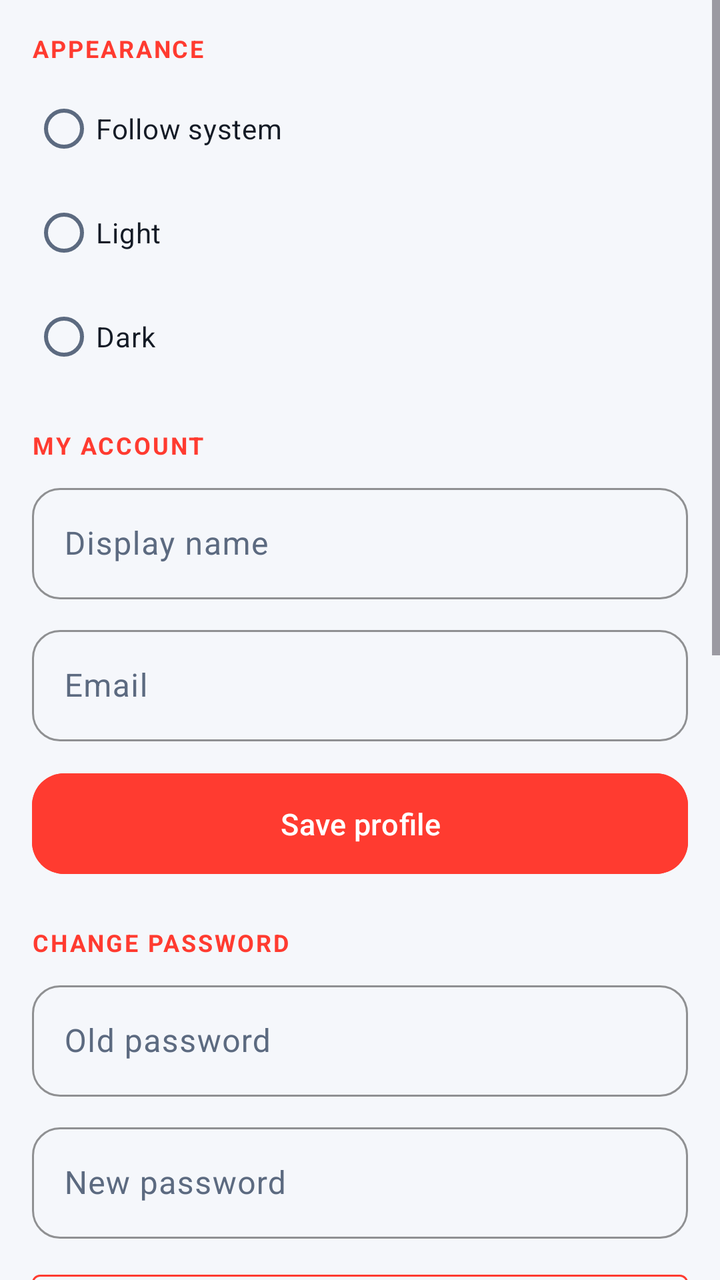
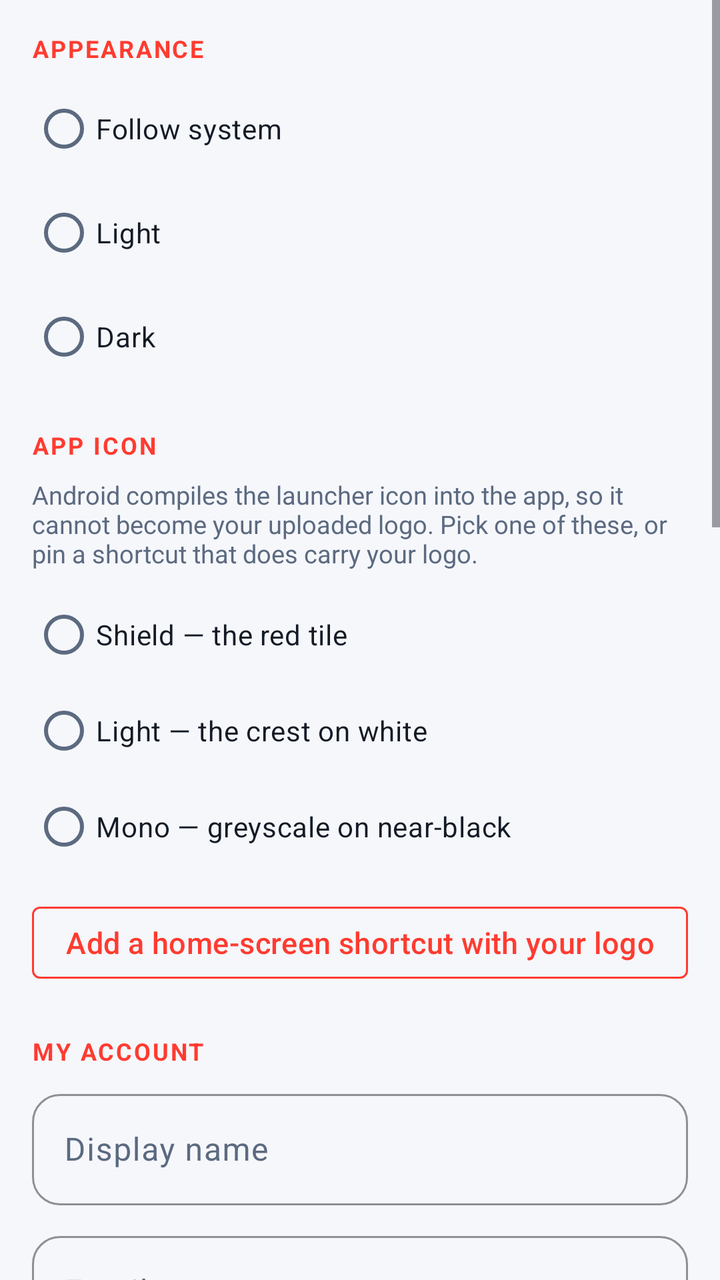

The first picture is an Android layout as it rendered before a commit; the second is the same layout after the commit. The layout source and the unified diff follow.
<!-- AndroidManifest.xml: application theme Theme.ItGuyAssets -->
<!-- res/layout/fragment_settings.xml -->
<?xml version="1.0" encoding="utf-8"?>
<ScrollView xmlns:android="http://schemas.android.com/apk/res/android"
    android:layout_width="match_parent"
    android:layout_height="match_parent"
    android:background="@color/bg">

    <LinearLayout
        android:layout_width="match_parent"
        android:layout_height="wrap_content"
        android:orientation="vertical"
        android:padding="16dp">

        <TextView style="@style/SectionLabel" android:text="APPEARANCE" android:layout_marginTop="0dp" />
        <RadioGroup
            android:id="@+id/themeGroup"
            android:layout_width="match_parent"
            android:layout_height="wrap_content"
            android:orientation="vertical">
            <RadioButton
                android:id="@+id/themeSystem"
                android:layout_width="match_parent"
                android:layout_height="wrap_content"
                android:text="Follow system"
                android:textColor="@color/text"
                android:buttonTint="@color/accent" />
            <RadioButton
                android:id="@+id/themeLight"
                android:layout_width="match_parent"
                android:layout_height="wrap_content"
                android:layout_marginTop="4dp"
                android:text="Light"
                android:textColor="@color/text"
                android:buttonTint="@color/accent" />
            <RadioButton
                android:id="@+id/themeDark"
                android:layout_width="match_parent"
                android:layout_height="wrap_content"
                android:layout_marginTop="4dp"
                android:text="Dark"
                android:textColor="@color/text"
                android:buttonTint="@color/accent" />
        </RadioGroup>

        <TextView style="@style/SectionLabel" android:text="MY ACCOUNT" />
        <com.google.android.material.textfield.TextInputLayout style="@style/DarkInputLayout" android:layout_width="match_parent" android:layout_height="wrap_content" android:hint="Display name">
            <com.google.android.material.textfield.TextInputEditText android:id="@+id/displayInput" android:layout_width="match_parent" android:layout_height="wrap_content" android:textColor="@color/text" />
        </com.google.android.material.textfield.TextInputLayout>
        <com.google.android.material.textfield.TextInputLayout style="@style/DarkInputLayout" android:layout_width="match_parent" android:layout_height="wrap_content" android:layout_marginTop="10dp" android:hint="Email">
            <com.google.android.material.textfield.TextInputEditText android:id="@+id/emailInput" android:layout_width="match_parent" android:layout_height="wrap_content" android:textColor="@color/text" />
        </com.google.android.material.textfield.TextInputLayout>
        <com.google.android.material.button.MaterialButton android:id="@+id/saveProfileBtn" android:layout_width="match_parent" android:layout_height="wrap_content" android:layout_marginTop="12dp" android:backgroundTint="@color/accent" android:text="Save profile" />

        <TextView style="@style/SectionLabel" android:text="CHANGE PASSWORD" />
        <com.google.android.material.textfield.TextInputLayout style="@style/DarkInputLayout" android:layout_width="match_parent" android:layout_height="wrap_content" android:hint="Old password">
            <com.google.android.material.textfield.TextInputEditText android:id="@+id/oldPassInput" android:layout_width="match_parent" android:layout_height="wrap_content" android:inputType="textPassword" android:textColor="@color/text" />
        </com.google.android.material.textfield.TextInputLayout>
        <com.google.android.material.textfield.TextInputLayout style="@style/DarkInputLayout" android:layout_width="match_parent" android:layout_height="wrap_content" android:layout_marginTop="10dp" android:hint="New password">
            <com.google.android.material.textfield.TextInputEditText android:id="@+id/newPassInput" android:layout_width="match_parent" android:layout_height="wrap_content" android:inputType="textPassword" android:textColor="@color/text" />
        </com.google.android.material.textfield.TextInputLayout>
        <com.google.android.material.button.MaterialButton android:id="@+id/changePassBtn" style="@style/Widget.MaterialComponents.Button.OutlinedButton" android:layout_width="match_parent" android:layout_height="wrap_content" android:layout_marginTop="12dp" android:text="Update password" android:textColor="@color/accent" app:strokeColor="@color/accent" xmlns:app="http://schemas.android.com/apk/res-auto" />

        <TextView
            android:id="@+id/settingsMsg"
            android:layout_width="match_parent"
            android:layout_height="wrap_content"
            android:layout_marginTop="10dp"
            android:textColor="@color/accent"
            android:visibility="gone" />

        <TextView style="@style/SectionLabel" android:text="OFFLINE &amp; SYNC" />
        <TextView
            android:id="@+id/syncStatus"
            android:layout_width="match_parent"
            android:layout_height="wrap_content"
            android:textColor="@color/muted"
            android:textSize="13sp"
            android:background="@color/surface"
            android:padding="12dp"
            android:text="All changes synced" />
        <com.google.android.material.button.MaterialButton android:id="@+id/syncNowBtn" android:layout_width="match_parent" android:layout_height="wrap_content" android:layout_marginTop="10dp" android:backgroundTint="@color/accent" android:text="Sync now" />
        <com.google.android.material.button.MaterialButton android:id="@+id/exportXmlBtn" style="@style/Widget.MaterialComponents.Button.OutlinedButton" android:layout_width="match_parent" android:layout_height="wrap_content" android:layout_marginTop="10dp" android:text="Export data as XML" android:textColor="@color/accent" app:strokeColor="@color/accent" xmlns:app="http://schemas.android.com/apk/res-auto" />

        <TextView style="@style/SectionLabel" android:text="SERVER" />
        <TextView
            android:id="@+id/serverText"
            android:layout_width="match_parent"
            android:layout_height="wrap_content"
            android:textColor="@color/muted"
            android:textSize="13sp"
            android:background="@color/surface"
            android:padding="12dp" />
        <com.google.android.material.button.MaterialButton android:id="@+id/changeServerBtn" style="@style/Widget.MaterialComponents.Button.OutlinedButton" android:layout_width="match_parent" android:layout_height="wrap_content" android:layout_marginTop="10dp" android:text="Change server / Logout" android:textColor="@color/accent" app:strokeColor="@color/accent" xmlns:app="http://schemas.android.com/apk/res-auto" />

        <TextView style="@style/SectionLabel" android:text="APP UPDATES" />
        <TextView
            android:id="@+id/versionText"
            android:layout_width="match_parent"
            android:layout_height="wrap_content"
            android:textColor="@color/muted"
            android:textSize="13sp"
            android:background="@color/surface"
            android:padding="12dp"
            android:text="Version" />
        <com.google.android.material.button.MaterialButton
            android:id="@+id/checkUpdateBtn"
            android:layout_width="match_parent"
            android:layout_height="wrap_content"
            android:layout_marginTop="10dp"
            android:backgroundTint="@color/accent"
            android:text="Check for updates" />

        <TextView
            android:layout_width="match_parent"
            android:layout_height="wrap_content"
            android:layout_marginTop="24dp"
            android:gravity="center"
            android:text="IT-Vault — self-hosted · offline sync"
            android:textColor="@color/muted"
            android:textSize="11sp" />
    </LinearLayout>
</ScrollView>
<!-- resources referenced by this layout -->
<resources>
  <color name="accent">#FF3B30</color>
  <color name="bg">#F5F7FB</color>
  <color name="muted">#5C6A80</color>
  <color name="surface">#FFFFFF</color>
  <color name="text">#141B26</color>
  <style name="DarkInputLayout" parent="Widget.Material3.TextInputLayout.OutlinedBox">
          <item name="boxStrokeColor">@color/accent</item>
          <item name="boxCornerRadiusTopStart">14dp</item>
          <item name="boxCornerRadiusTopEnd">14dp</item>
          <item name="boxCornerRadiusBottomStart">14dp</item>
          <item name="boxCornerRadiusBottomEnd">14dp</item>
          <item name="hintTextColor">@color/muted</item>
          <item name="android:textColorHint">@color/muted</item>
      </style>
  <style name="SectionLabel">
          <item name="android:layout_width">wrap_content</item>
          <item name="android:layout_height">wrap_content</item>
          <item name="android:layout_marginTop">22dp</item>
          <item name="android:layout_marginBottom">8dp</item>
          <item name="android:textColor">@color/accent</item>
          <item name="android:textStyle">bold</item>
          <item name="android:textSize">12sp</item>
          <item name="android:letterSpacing">0.08</item>
      </style>
  <style name="Theme.ItGuyAssets" parent="Base.Theme.ItGuyAssets">
          <item name="android:windowLightStatusBar">true</item>
      </style>
  <style name="Base.Theme.ItGuyAssets" parent="Theme.Material3.DayNight.NoActionBar">
          <item name="colorPrimary">@color/accent</item>
          <item name="colorOnPrimary">@color/on_accent</item>
          <item name="colorPrimaryContainer">@color/accent_container</item>
          <item name="colorOnPrimaryContainer">@color/accent</item>
          <item name="colorSecondary">@color/accent</item>
          <item name="colorSecondaryContainer">@color/accent_container</item>
          <item name="colorOnSecondaryContainer">@color/accent</item>
          <item name="android:colorBackground">@color/bg</item>
          <item name="colorSurface">@color/surface</item>
          <item name="colorSurfaceVariant">@color/surface_variant</item>
          <item name="colorOnSurface">@color/text</item>
          <item name="colorOnSurfaceVariant">@color/muted</item>
          <item name="colorOutline">@color/outline</item>
          <item name="android:windowBackground">@color/bg</item>
          <item name="android:statusBarColor">@color/bg</item>
          <item name="android:navigationBarColor">@color/bg</item>
          
          <item name="materialButtonStyle">@style/Button.IT</item>
          <item name="floatingActionButtonStyle">@style/FabPrimary</item>
      </style>
  <color name="on_accent">#FFFFFF</color>
  <color name="accent_container">#FFE3E0</color>
  <color name="surface_variant">#EDF0F6</color>
  <color name="outline">#DCE1EA</color>
  <style name="Button.IT" parent="Widget.Material3.Button">
          <item name="cornerRadius">16dp</item>
          <item name="android:paddingTop">15dp</item>
          <item name="android:paddingBottom">15dp</item>
          <item name="android:textAllCaps">false</item>
          <item name="android:textSize">15sp</item>
          <item name="android:letterSpacing">0.01</item>
      </style>
  <style name="FabPrimary" parent="Widget.Material3.FloatingActionButton.Primary">
          <item name="backgroundTint">@color/accent</item>
          <item name="tint">@color/on_accent</item>
      </style>
</resources>

<!-- the commit's change to res/layout/fragment_settings.xml (unified diff, before → after) -->
@@ -40,6 +40,49 @@
                 android:textColor="@color/text"
                 android:buttonTint="@color/accent" />
         </RadioGroup>
+
+        <TextView style="@style/SectionLabel" android:text="APP ICON" />
+        <TextView
+            android:layout_width="match_parent"
+            android:layout_height="wrap_content"
+            android:layout_marginBottom="8dp"
+            android:textSize="12.5sp"
+            android:textColor="@color/muted"
+            android:text="Android compiles the launcher icon into the app, so it cannot become your uploaded logo. Pick one of these, or pin a shortcut that does carry your logo." />
+        <RadioGroup
+            android:id="@+id/iconGroup"
+            android:layout_width="match_parent"
+            android:layout_height="wrap_content"
+            android:orientation="vertical">
+            <RadioButton
+                android:id="@+id/iconDefault"
+                android:layout_width="match_parent"
+                android:layout_height="wrap_content"
+                android:textColor="@color/text"
+                android:text="Shield — the red tile" />
+            <RadioButton
+                android:id="@+id/iconLight"
+                android:layout_width="match_parent"
+                android:layout_height="wrap_content"
+                android:textColor="@color/text"
+                android:text="Light — the crest on white" />
+            <RadioButton
+                android:id="@+id/iconMono"
+                android:layout_width="match_parent"
+                android:layout_height="wrap_content"
+                android:textColor="@color/text"
+                android:text="Mono — greyscale on near-black" />
+        </RadioGroup>
+        <com.google.android.material.button.MaterialButton
+            android:id="@+id/pinBrandBtn"
+            style="@style/Widget.MaterialComponents.Button.OutlinedButton"
+            android:layout_width="match_parent"
+            android:layout_height="wrap_content"
+            android:layout_marginTop="10dp"
+            android:text="Add a home-screen shortcut with your logo"
+            android:textColor="@color/accent"
+            app:strokeColor="@color/accent"
+            xmlns:app="http://schemas.android.com/apk/res-auto" />
 
         <TextView style="@style/SectionLabel" android:text="MY ACCOUNT" />
         <com.google.android.material.textfield.TextInputLayout style="@style/DarkInputLayout" android:layout_width="match_parent" android:layout_height="wrap_content" android:hint="Display name">
